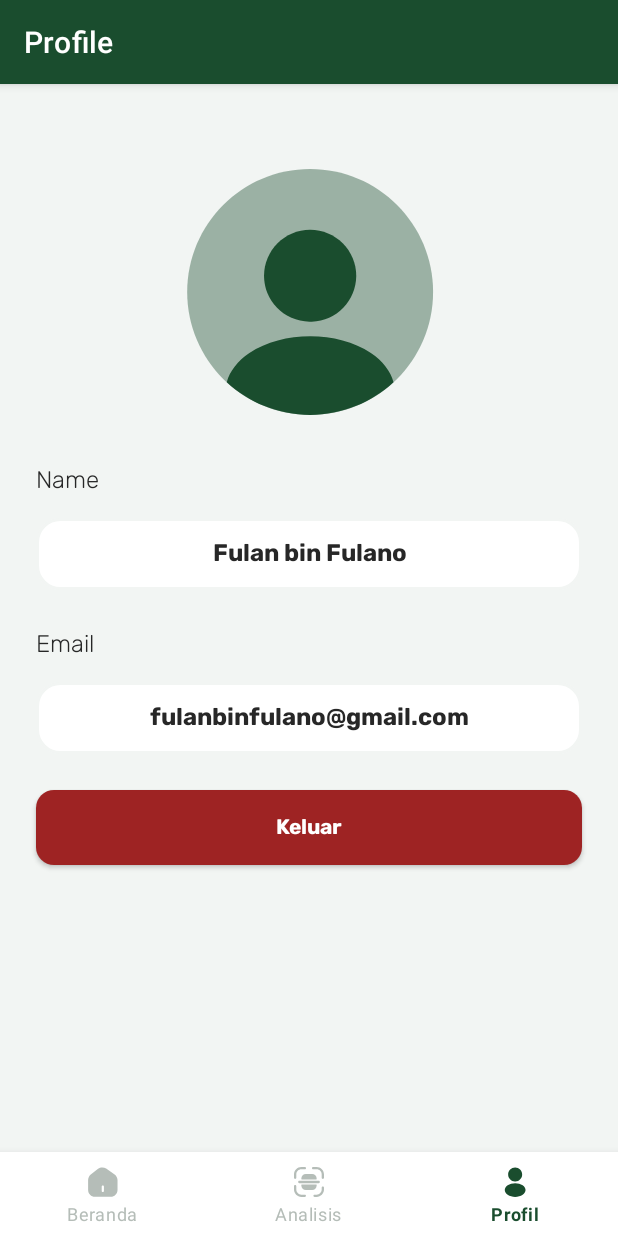
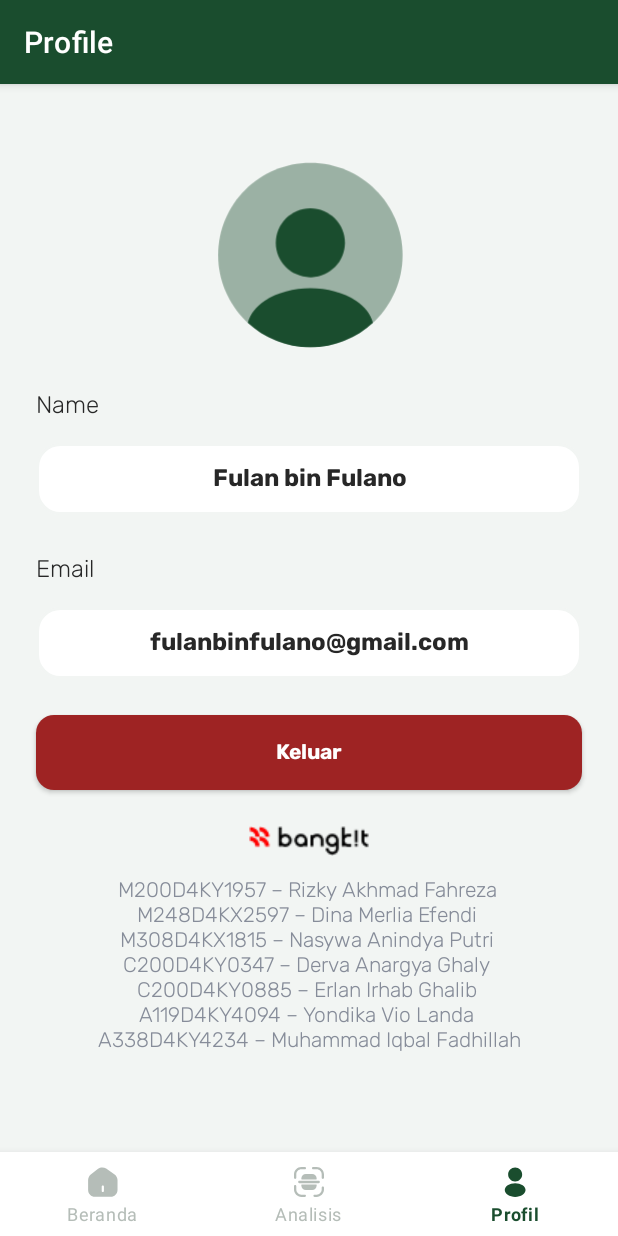
Before and after one commit to Tanamify/MD-Tanamify, an Android app: the ProfileFragment screen opened through its navigation route, on a phone screen of 412 x 824 dp. Run offline under Robolectric (Android 15) with nearby library versions, the phone set to English and light mode, and no system bars; our stand-ins replace Room's generated code, navigation-ui.

Commit message:
fix: profile

```diff
--- a/app/src/main/res/layout/fragment_profile.xml
+++ b/app/src/main/res/layout/fragment_profile.xml
@@ -1,5 +1,5 @@
 <?xml version="1.0" encoding="utf-8"?>
-<androidx.constraintlayout.widget.ConstraintLayout xmlns:android="http://schemas.android.com/apk/res/android"
+<ScrollView xmlns:android="http://schemas.android.com/apk/res/android"
     xmlns:app="http://schemas.android.com/apk/res-auto"
     xmlns:tools="http://schemas.android.com/tools"
     android:layout_width="match_parent"
@@ -7,10 +7,14 @@
     android:background="@color/bone_white"
     tools:context=".ui.profile.ProfileFragment">
 
+    <androidx.constraintlayout.widget.ConstraintLayout
+        android:layout_width="match_parent"
+        android:layout_height="wrap_content">
+
         <ImageView
             android:id="@+id/iv_profile_default"
-        android:layout_width="200dp"
-        android:layout_height="200dp"
+            android:layout_width="150dp"
+            android:layout_height="150dp"
             android:layout_marginTop="40dp"
             android:src="@drawable/ic_default_profile_foreground"
             app:layout_constraintEnd_toEndOf="parent"
@@ -92,9 +96,36 @@
             android:backgroundTint="@color/red"
             android:fontFamily="@font/rubik_bold"
             android:text="Keluar"
+            android:textAllCaps="false"
             android:textColor="@color/white"
-        android:textAllCaps="false"
             app:layout_constraintEnd_toEndOf="parent"
             app:layout_constraintStart_toStartOf="parent"
             app:layout_constraintTop_toBottomOf="@id/tv_useremail" />
+
+        <ImageView
+            android:id="@+id/logo_bangkit"
+            android:layout_width="wrap_content"
+            android:layout_height="wrap_content"
+            android:layout_margin="24dp"
+            android:src="@drawable/bangkit"
+            app:layout_constraintEnd_toEndOf="parent"
+            app:layout_constraintStart_toStartOf="parent"
+            app:layout_constraintTop_toBottomOf="@id/btn_logout" />
+
+        <TextView
+            android:id="@+id/our_team"
+            android:layout_width="wrap_content"
+            android:layout_height="wrap_content"
+            android:layout_margin="12dp"
+            android:paddingBottom="100dp"
+            android:text="@string/our_team"
+            app:layout_constraintEnd_toEndOf="parent"
+            app:layout_constraintStart_toStartOf="parent"
+            android:textColor="@color/dark_gray"
+            android:textAlignment="center"
+            android:fontFamily="@font/rubik"
+            app:layout_constraintTop_toBottomOf="@id/logo_bangkit" />
+
     </androidx.constraintlayout.widget.ConstraintLayout>
+
+</ScrollView>
--- a/app/src/main/res/values/strings.xml
+++ b/app/src/main/res/values/strings.xml
@@ -17,4 +17,5 @@
     <string name="history">Riwayat</string>
     <string name="label">Label</string>
     <string name="replace_image">Ganti gambar</string>
+    <string name="our_team">M200D4KY1957 – Rizky Akhmad Fahreza \nM248D4KX2597 – Dina Merlia Efendi \nM308D4KX1815 – Nasywa Anindya Putri \nC200D4KY0347 – Derva Anargya Ghaly \nC200D4KY0885 – Erlan Irhab Ghalib \nA119D4KY4094 – Yondika Vio Landa \nA338D4KY4234 – Muhammad Iqbal Fadhillah</string>
 </resources>
```
Also changed, not shown: app/src/main/res/drawable/bangkit.png (added). Lines whose indentation alone changed are shown as unchanged.
